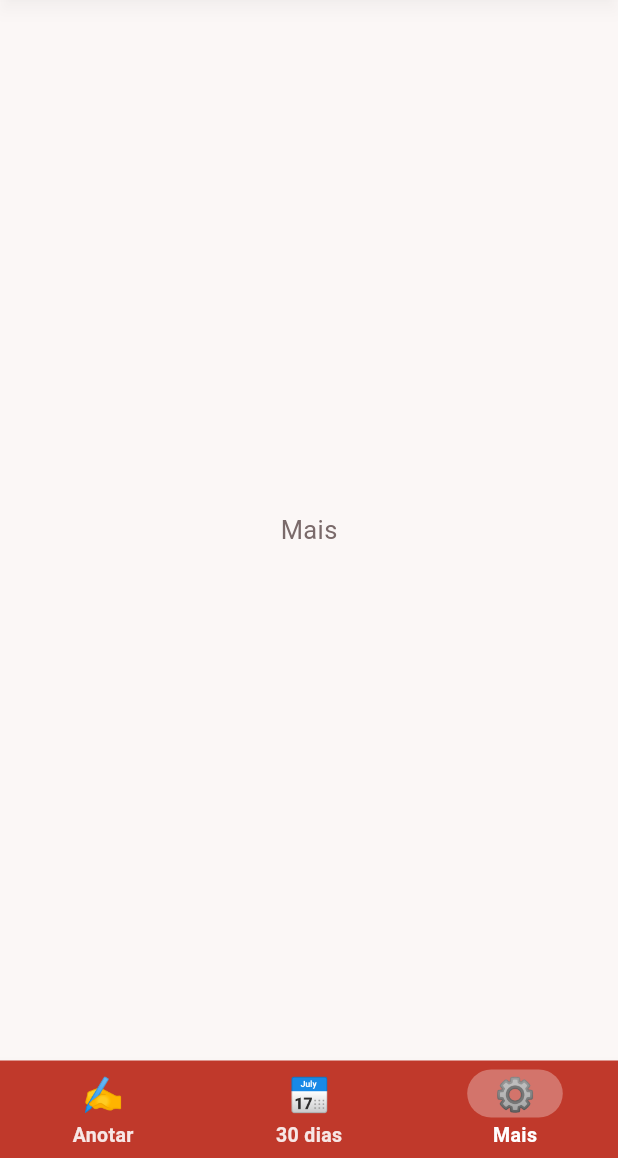
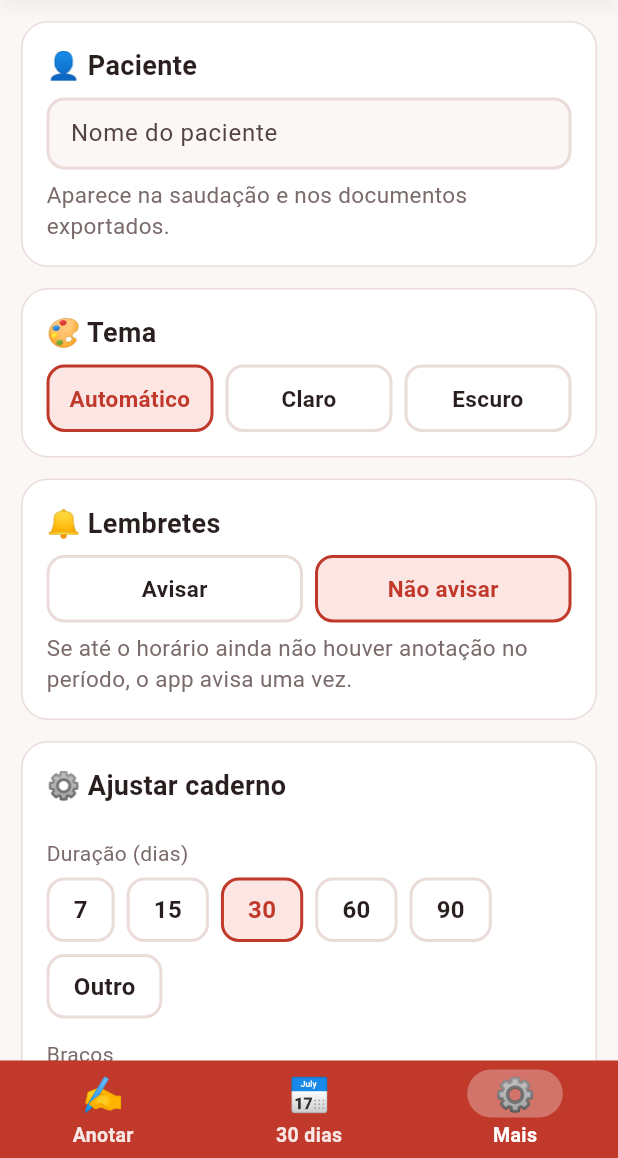
Before and after one commit to danielcsouza/afericao-pressao-app, a Flutter app: the Shell screen opened directly, item 3 of the bottom bar chosen, on a phone screen of 412 x 824 dp, the part 78-1236 px from its top. Run offline on Flutter 3.47's test engine with Material 3 defaults, Android fonts, the phone set to English and light mode, and no system bars; our stand-ins replace flutter_riverpod, shared_preferences; accounts and stored records are empty.

Commit message:
Aba Mais: paciente, tema, lembretes, ajustar caderno e recomeçar

```diff
--- /dev/null
+++ b/lib/ui/mais_tab.dart
@@ -0,0 +1,351 @@
+import 'package:flutter/material.dart';
+import 'package:flutter/services.dart';
+import 'package:flutter_riverpod/flutter_riverpod.dart';
+
+import '../app/providers.dart';
+import '../domain/models.dart';
+import 'actions.dart';
+import 'theme.dart';
+import 'widgets.dart';
+
+/// Aba Mais: paciente, tema, lembretes, ajustes do caderno e recomeçar.
+/// (Imprimir e exportar entram com o PDF/CSV.)
+class MaisTab extends StatelessWidget {
+  const MaisTab({super.key});
+
+  @override
+  Widget build(BuildContext context) {
+    return ListView(
+      padding: const EdgeInsets.fromLTRB(14, 14, 14, 24),
+      children: [
+        const _PatientPanel(),
+        const _ThemePanel(),
+        const _RemindersPanel(),
+        const _SetupPanel(),
+        const _ResetPanel(),
+        Padding(
+          padding: const EdgeInsets.only(top: 4),
+          child: Text(
+            'Este app é só um caderno digital. Não faz diagnóstico nem '
+            'substitui o médico.',
+            textAlign: TextAlign.center,
+            style: TextStyle(fontSize: 13, color: context.colors.muted),
+          ),
+        ),
+      ],
+    );
+  }
+}
+
+class _PatientPanel extends ConsumerStatefulWidget {
+  const _PatientPanel();
+
+  @override
+  ConsumerState<_PatientPanel> createState() => _PatientPanelState();
+}
+
+class _PatientPanelState extends ConsumerState<_PatientPanel> {
+  late final _ctrl = TextEditingController(
+    text: ref.read(notebookProvider).name,
+  );
+
+  @override
+  void dispose() {
+    _ctrl.dispose();
+    super.dispose();
+  }
+
+  @override
+  Widget build(BuildContext context) {
+    final c = context.colors;
+    OutlineInputBorder border(Color color) => OutlineInputBorder(
+      borderRadius: BorderRadius.circular(12),
+      borderSide: BorderSide(color: color, width: 2),
+    );
+    return Panel(
+      title: '👤 Paciente',
+      children: [
+        TextField(
+          controller: _ctrl,
+          textCapitalization: TextCapitalization.words,
+          inputFormatters: [LengthLimitingTextInputFormatter(60)],
+          // O nome é normalizado ao gravar; o campo mantém o que foi digitado.
+          onChanged: (v) => ref.read(notebookProvider.notifier).setName(v),
+          style: const TextStyle(fontSize: 16),
+          decoration: InputDecoration(
+            hintText: 'Nome do paciente',
+            filled: true,
+            fillColor: c.bg,
+            contentPadding: const EdgeInsets.symmetric(
+              horizontal: 12,
+              vertical: 10,
+            ),
+            enabledBorder: border(c.line),
+            focusedBorder: border(c.headerColor),
+          ),
+        ),
+        const PanelText('Aparece na saudação e nos documentos exportados.'),
+      ],
+    );
+  }
+}
+
+class _ThemePanel extends ConsumerWidget {
+  const _ThemePanel();
+
+  @override
+  Widget build(BuildContext context, WidgetRef ref) {
+    return Panel(
+      title: '🎨 Tema',
+      children: [
+        SegButtons<ThemeMode>(
+          value: ref.watch(themeModeProvider),
+          onChanged: ref.read(themeModeProvider.notifier).set,
+          options: const [
+            (ThemeMode.system, 'Automático'),
+            (ThemeMode.light, 'Claro'),
+            (ThemeMode.dark, 'Escuro'),
+          ],
+        ),
+      ],
+    );
+  }
+}
+
+class _RemindersPanel extends ConsumerWidget {
+  const _RemindersPanel();
+
+  @override
+  Widget build(BuildContext context, WidgetRef ref) {
+    final c = context.colors;
+    final cfg = ref.watch(notebookProvider.select((n) => n.config));
+    final notifier = ref.read(notebookProvider.notifier);
+
+    void update(Config next) => notifier.setConfig(next);
+
+    void setReminder(Period p, ReminderConfig r) =>
+        update(cfg.copyWith(reminders: {...cfg.reminders, p: r}));
+
+    Future<void> pickTime(Period p) async {
+      final parts = cfg.reminder(p).time.split(':');
+      final t = await showTimePicker(
+        context: context,
+        initialTime: TimeOfDay(
+          hour: int.parse(parts[0]),
+          minute: int.parse(parts[1]),
+        ),
+        builder: (ctx, child) => MediaQuery(
+          data: MediaQuery.of(ctx).copyWith(alwaysUse24HourFormat: true),
+          child: child!,
+        ),
+      );
+      if (t == null) return;
+      final s =
+          '${t.hour.toString().padLeft(2, '0')}:'
+          '${t.minute.toString().padLeft(2, '0')}';
+      setReminder(p, cfg.reminder(p).copyWith(time: s));
+    }
+
+    return Panel(
+      title: '🔔 Lembretes',
+      children: [
+        SegButtons<bool>(
+          value: cfg.remindersOn,
+          onChanged: (v) => update(cfg.copyWith(remindersOn: v)),
+          options: const [(true, 'Avisar'), (false, 'Não avisar')],
+        ),
+        PanelText(
+          'Se até o horário ainda não houver anotação no período, o app '
+          'avisa uma vez.',
+        ),
+        if (cfg.remindersOn)
+          for (final p in cfg.periods)
+            Padding(
+              padding: const EdgeInsets.only(top: 10),
+              child: Row(
+                children: [
+                  Expanded(
+                    child: Text(
+                      '${p.icon} ${p.label} até',
+                      style: TextStyle(
+                        fontSize: 16,
+                        color: cfg.reminder(p).enabled ? c.ink : c.muted,
+                      ),
+                    ),
+                  ),
+                  InkWell(
+                    borderRadius: BorderRadius.circular(10),
+                    onTap: () => pickTime(p),
+                    child: Container(
+                      padding: const EdgeInsets.symmetric(
+                        horizontal: 14,
+                        vertical: 8,
+                      ),
+                      decoration: BoxDecoration(
+                        color: c.bg,
+                        border: Border.all(color: c.line, width: 2),
+                        borderRadius: BorderRadius.circular(10),
+                      ),
+                      child: Text(
+                        cfg.reminder(p).time,
+                        style: const TextStyle(
+                          fontSize: 16,
+                          fontWeight: FontWeight.w600,
+                        ),
+                      ),
+                    ),
+                  ),
+                  Switch(
+                    value: cfg.reminder(p).enabled,
+                    onChanged: (v) =>
+                        setReminder(p, cfg.reminder(p).copyWith(enabled: v)),
+                  ),
+                ],
+              ),
+            ),
+      ],
+    );
+  }
+}
+
+class _SetupPanel extends ConsumerWidget {
+  const _SetupPanel();
+
+  @override
+  Widget build(BuildContext context, WidgetRef ref) {
+    final c = context.colors;
+    final cfg = ref.watch(notebookProvider.select((n) => n.config));
+    final notifier = ref.read(notebookProvider.notifier);
+
+    void togglePeriod(Period p) {
+      final on = cfg.periods.contains(p);
+      if (on && cfg.periods.length == 1) return; // pelo menos um período
+      notifier.setConfig(
+        cfg.copyWith(
+          periods: [
+            for (final q in Period.values)
+              if (q == p ? !on : cfg.periods.contains(q)) q,
+          ],
+        ),
+      );
+    }
+
+    Widget label(String t) => Padding(
+      padding: const EdgeInsets.only(top: 14, bottom: 6),
+      child: Text(t, style: TextStyle(fontSize: 14, color: c.muted)),
+    );
+
+    return Panel(
+      title: '⚙️ Ajustar caderno',
+      children: [
+        label('Duração (dias)'),
+        DaysChips(
+          days: cfg.days,
+          onChanged: (v) => changeDays(context, ref, v),
+        ),
+        label('Braços'),
+        SegButtons<ArmsMode>(
+          value: cfg.arms,
+          onChanged: (v) => notifier.setConfig(cfg.copyWith(arms: v)),
+          options: const [
+            (ArmsMode.both, 'Os dois'),
+            (ArmsMode.left, 'Esquerdo'),
+            (ArmsMode.right, 'Direito'),
+          ],
+        ),
+        label('Pulso'),
+        SegButtons<bool>(
+          value: cfg.pulse,
+          onChanged: (v) => notifier.setConfig(cfg.copyWith(pulse: v)),
+          options: const [(true, 'Anotar'), (false, 'Não anotar')],
+        ),
+        label('Períodos do dia'),
+        Row(
+          spacing: 8,
+          children: [
+            for (final p in Period.values)
+              Expanded(
+                child: InkWell(
+                  borderRadius: BorderRadius.circular(12),
+                  onTap: () => togglePeriod(p),
+                  child: Container(
+                    padding: const EdgeInsets.symmetric(vertical: 10),
+                    alignment: Alignment.center,
+                    decoration: BoxDecoration(
+                      color: cfg.periods.contains(p)
+                          ? c.brandSoft
+                          : Colors.transparent,
+                      border: Border.all(
+                        color: cfg.periods.contains(p) ? c.brand : c.line,
+                        width: 2,
+                      ),
+                      borderRadius: BorderRadius.circular(12),
+                    ),
+                    child: Text(
+                      '${p.icon} ${p.label}',
+                      style: TextStyle(
+                        fontSize: 15,
+                        fontWeight: FontWeight.w600,
+                        color: cfg.periods.contains(p) ? c.brand : c.ink,
+                      ),
+                    ),
+                  ),
+                ),
+              ),
+          ],
+        ),
+        const PanelText(
+          'Mudar isso não apaga nada do que já foi anotado: só mostra ou '
+          'esconde.',
+        ),
+      ],
+    );
+  }
+}
+
+class _ResetPanel extends ConsumerWidget {
+  const _ResetPanel();
+
+  @override
+  Widget build(BuildContext context, WidgetRef ref) {
+    final cfg = ref.watch(notebookProvider.select((n) => n.config));
+    final notifier = ref.read(notebookProvider.notifier);
+
+    return Panel(
+      title: '🧹 Recomeçar',
+      children: [
+        for (final p in cfg.periods)
+          AppButton(
+            'Limpar todos os registros da ${p.label.toLowerCase()}',
+            kind: AppButtonKind.ghost,
+            onTap: () async {
+              final ok = await confirm(
+                context,
+                title: 'Limpar a ${p.label.toLowerCase()}?',
+                message:
+                    'Os registros da ${p.label.toLowerCase()} de todos os '
+                    'dias serão apagados.',
+                ok: 'Limpar',
+              );
+              if (ok) notifier.clearAllOfPeriod(p);
+            },
+          ),
+        AppButton(
+          'Apagar tudo',
+          kind: AppButtonKind.danger,
+          onTap: () async {
+            final ok = await confirm(
+              context,
+              title: 'Apagar tudo?',
+              message:
+                  'Todas as anotações serão apagadas. O nome e os ajustes '
+                  'do caderno ficam.',
+              ok: 'Apagar',
+            );
+            if (ok) notifier.eraseAll();
+          },
+        ),
+      ],
+    );
+  }
+}
--- a/lib/ui/shell.dart
+++ b/lib/ui/shell.dart
@@ -4,6 +4,7 @@ import 'package:flutter_riverpod/flutter_riverpod.dart';
 
 import '../app/providers.dart';
 import 'anotar_tab.dart';
+import 'mais_tab.dart';
 import 'resumo_tab.dart';
 import 'theme.dart';
 
@@ -43,7 +44,7 @@ class Shell extends ConsumerWidget {
                     children: const [
                       AnotarTab(),
                       ResumoTab(),
-                      _TabPlaceholder('Mais'),
+                      MaisTab(),
                     ],
                   ),
                 ),
@@ -180,16 +181,3 @@ class _BottomBar extends ConsumerWidget {
     );
   }
 }
-
-class _TabPlaceholder extends StatelessWidget {
-  const _TabPlaceholder(this.name);
-  final String name;
-
-  @override
-  Widget build(BuildContext context) => Center(
-    child: Text(
-      name,
-      style: TextStyle(color: context.colors.muted, fontSize: 17),
-    ),
-  );
-}
--- a/lib/ui/widgets.dart
+++ b/lib/ui/widgets.dart
@@ -196,3 +196,107 @@ Future<bool> confirm(
   );
   return r == true;
 }
+
+/// Botões segmentados (tema, braços, pulso…): borda de 2px; ativo em brand-soft.
+class SegButtons<T> extends StatelessWidget {
+  const SegButtons({
+    super.key,
+    required this.value,
+    required this.options,
+    required this.onChanged,
+  });
+  final T value;
+  final List<(T, String)> options;
+  final ValueChanged<T> onChanged;
+
+  @override
+  Widget build(BuildContext context) {
+    final c = context.colors;
+    return Row(
+      spacing: 8,
+      children: [
+        for (final (v, label) in options)
+          Expanded(
+            child: InkWell(
+              borderRadius: BorderRadius.circular(12),
+              onTap: () => onChanged(v),
+              child: Container(
+                padding: const EdgeInsets.symmetric(
+                  vertical: 10,
+                  horizontal: 4,
+                ),
+                alignment: Alignment.center,
+                decoration: BoxDecoration(
+                  color: v == value ? c.brandSoft : Colors.transparent,
+                  border: Border.all(
+                    color: v == value ? c.brand : c.line,
+                    width: 2,
+                  ),
+                  borderRadius: BorderRadius.circular(12),
+                ),
+                child: Text(
+                  label,
+                  textAlign: TextAlign.center,
+                  style: TextStyle(
+                    fontSize: 15,
+                    fontWeight: FontWeight.w600,
+                    color: v == value ? c.brand : c.ink,
+                  ),
+                ),
+              ),
+            ),
+          ),
+      ],
+    );
+  }
+}
+
+enum AppButtonKind { filled, ghost, danger }
+
+/// Botão largo das abas (btn / ghost / danger do app web).
+class AppButton extends StatelessWidget {
+  const AppButton(
+    this.label, {
+    super.key,
+    required this.onTap,
+    this.kind = AppButtonKind.filled,
+  });
+  final String label;
+  final VoidCallback? onTap;
+  final AppButtonKind kind;
+
+  @override
+  Widget build(BuildContext context) {
+    final c = context.colors;
+    final (bg, fg, border) = switch (kind) {
+      AppButtonKind.filled => (c.headerColor, AppColors.brandInk, null),
+      AppButtonKind.ghost => (c.card, c.ink, c.line),
+      AppButtonKind.danger => (c.card, c.danger, c.dangerLine),
+    };
+    return Padding(
+      padding: const EdgeInsets.only(top: 10),
+      child: SizedBox(
+        width: double.infinity,
+        child: FilledButton(
+          style: FilledButton.styleFrom(
+            backgroundColor: bg,
+            foregroundColor: fg,
+            padding: const EdgeInsets.symmetric(horizontal: 16, vertical: 14),
+            shape: RoundedRectangleBorder(
+              borderRadius: BorderRadius.circular(14),
+              side: border == null
+                  ? BorderSide.none
+                  : BorderSide(color: border, width: 2),
+            ),
+          ),
+          onPressed: onTap,
+          child: Text(
+            label,
+            textAlign: TextAlign.center,
+            style: const TextStyle(fontSize: 16, fontWeight: FontWeight.w700),
+          ),
+        ),
+      ),
+    );
+  }
+}
```
Also changed, not shown: lib/ui/actions.dart (added, +25 -0 lines), lib/ui/resumo_tab.dart (+5 -18 lines), 2 other files.
